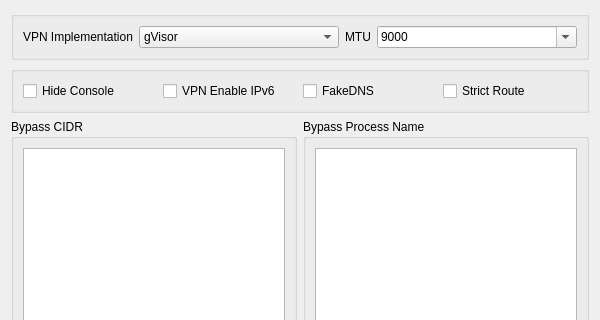
This is ui/dialog_vpn_settings.ui in MatsuriDayo/nekoray as Qt 5 draws it before an edit; both pictures show x 0 to 600 and y 0 to 320 of the 600 by 600 pixel window. The edited form follows.
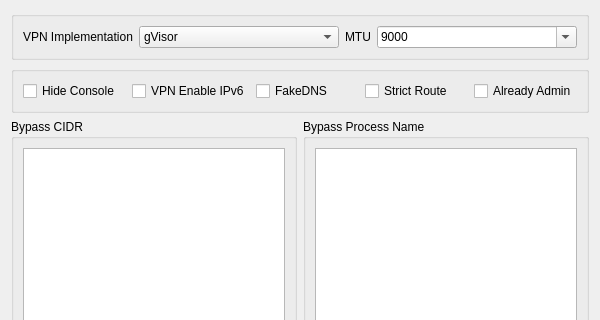
This is the edited form.

What changed in the file:
```diff
--- a/ui/dialog_vpn_settings.ui
+++ b/ui/dialog_vpn_settings.ui
@@ -114,6 +114,16 @@
         </property>
        </widget>
       </item>
+      <item>
+       <widget class="QCheckBox" name="vpn_already_admin">
+        <property name="toolTip">
+         <string>Don't ask for privilege elevation</string>
+        </property>
+        <property name="text">
+         <string>Already Admin</string>
+        </property>
+       </widget>
+      </item>
      </layout>
     </widget>
    </item>
```
